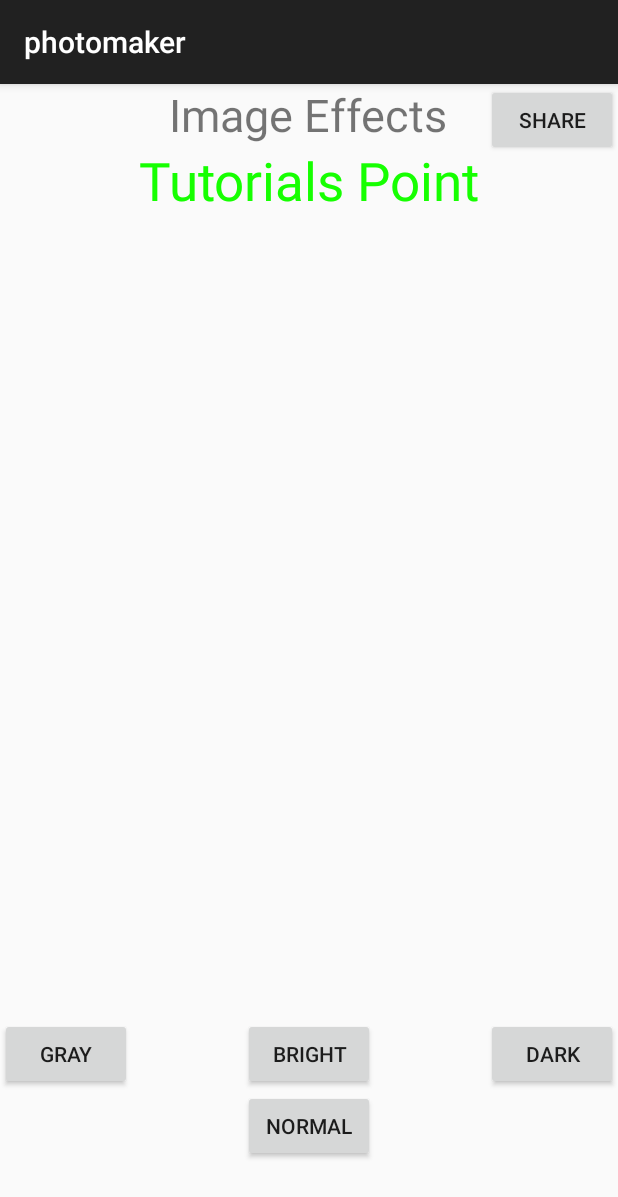
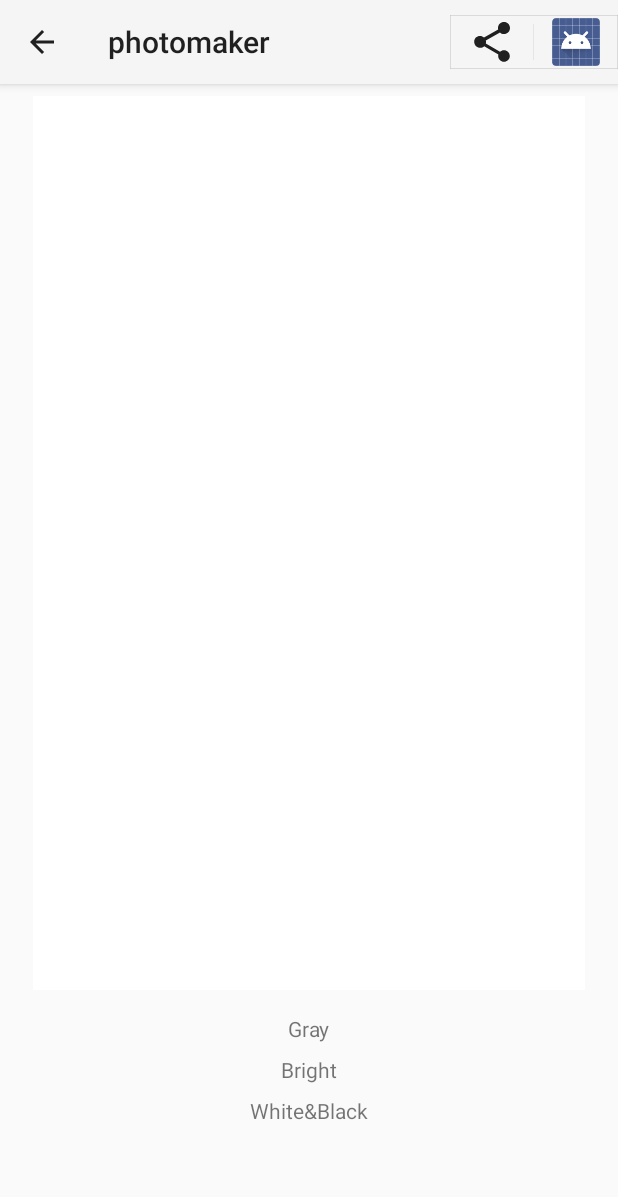
Before and after one commit to Igorpi25/photomaker, an Android app: the PhotoFiltersActivity screen opened directly, with no data from a screen before it, on a phone screen of 412 x 824 dp. Shown: the top 1197 px of the screen. Run offline under Robolectric (Android 15) with nearby library versions, the phone set to English and light mode, and no system bars; 1 statement that could not run was skipped.

Commit message:
Add simple static recycler view with TextView, instead of Buttons

```diff
--- a/app/build.gradle
+++ b/app/build.gradle
@@ -25,4 +25,5 @@
     testImplementation 'junit:junit:4.12'
     androidTestImplementation 'com.android.support.test:runner:1.0.2'
     androidTestImplementation 'com.android.support.test.espresso:espresso-core:3.0.2'
+    implementation 'com.android.support:recyclerview-v7:27.1.1'
 }
--- a/app/src/main/java/com/ivanov/tech/photomaker/MainActivity.java
+++ b/app/src/main/java/com/ivanov/tech/photomaker/MainActivity.java
@@ -65,6 +65,9 @@
     @Override
     protected void onCreate(Bundle savedInstanceState) {
         super.onCreate(savedInstanceState);
+
+
+
         requestWindowFeature(Window.FEATURE_NO_TITLE);
         getWindow().setFlags(WindowManager.LayoutParams.FLAG_FULLSCREEN,
                 WindowManager.LayoutParams.FLAG_FULLSCREEN);
--- a/app/src/main/java/com/ivanov/tech/photomaker/PhotoFiltersActivity.java
+++ b/app/src/main/java/com/ivanov/tech/photomaker/PhotoFiltersActivity.java
@@ -8,7 +8,10 @@
 import android.os.Environment;
 import android.os.ParcelFileDescriptor;
 import android.provider.MediaStore;
+import android.support.annotation.NonNull;
 import android.support.v4.content.FileProvider;
+import android.support.v4.view.MenuItemCompat;
+import android.support.v7.app.ActionBar;
 import android.support.v7.app.AppCompatActivity;
 import android.os.Bundle;
 
@@ -17,10 +20,19 @@
 import android.graphics.Color;
 import android.graphics.drawable.BitmapDrawable;
 import android.os.Bundle;
+import android.support.v7.widget.LinearLayoutManager;
+import android.support.v7.widget.RecyclerView;
+import android.support.v7.widget.ShareActionProvider;
+import android.support.v7.widget.Toolbar;
 import android.util.Log;
+import android.view.LayoutInflater;
+import android.view.Menu;
+import android.view.MenuItem;
 import android.view.View;
+import android.view.ViewGroup;
 import android.widget.Button;
 import android.widget.ImageView;
+import android.widget.TextView;
 
 import java.io.File;
 import java.io.FileDescriptor;
@@ -30,6 +42,8 @@
 import java.io.OutputStream;
 
 public class PhotoFiltersActivity extends AppCompatActivity {
+
+    private ShareActionProvider mShareActionProvider;
 
     Button b1, b2, b3;
     ImageView im;
@@ -42,19 +56,42 @@
 
     final int reqWidth=300,reqHeight=300;
 
+    private RecyclerView mRecyclerView;
+    private RecyclerView.Adapter mAdapter;
+    private RecyclerView.LayoutManager mLayoutManager;
+
+    String[] myDataset={"Gray","Bright","White&Black"};
+
     @Override
     protected void onCreate(Bundle savedInstanceState) {
         super.onCreate(savedInstanceState);
         setContentView(R.layout.activity_photo_filters);
 
-        b1 = (Button) findViewById(R.id.button);
-        b2 = (Button) findViewById(R.id.button2);
-        b3 = (Button) findViewById(R.id.button3);
-        im = (ImageView) findViewById(R.id.imageView);
+        Toolbar myToolbar = (Toolbar) findViewById(R.id.my_toolbar);
+        setSupportActionBar(myToolbar);
+
+        // Get a support ActionBar corresponding to this toolbar
+        ActionBar ab = getSupportActionBar();
+
+        // Enable the Up button
+        ab.setDisplayHomeAsUpEnabled(true);
 
         Intent intent = getIntent();
         String action = intent.getAction();
         String type = intent.getType();
+
+        File tempFilePath = Environment
+                .getExternalStoragePublicDirectory(Environment.DIRECTORY_PICTURES);
+        photoFile = new File(tempFilePath, TEMP_FILE_NAME);
+
+        im = (ImageView) findViewById(R.id.imageView);
+
+        mRecyclerView = (RecyclerView) findViewById(R.id.recyclerView);
+        mRecyclerView.setHasFixedSize(true);
+        mLayoutManager = new LinearLayoutManager(this);
+        mRecyclerView.setLayoutManager(mLayoutManager);
+        mAdapter = new RecyclerViewAdapter(myDataset);
+        mRecyclerView.setAdapter(mAdapter);
 
         if (Intent.ACTION_SEND.equals(action) && type != null) {
             if (type.startsWith("image/")) {
@@ -66,9 +103,57 @@
             }
         }
 
-
     }
 
+
+
+    @Override
+    public boolean onCreateOptionsMenu(Menu menu) {
+        // Inflate menu resource file.
+        getMenuInflater().inflate(R.menu.menu_photo_filters_activity, menu);
+
+        // Locate MenuItem with ShareActionProvider
+        MenuItem item = menu.findItem(R.id.menu_item_share);
+
+        // Fetch and store ShareActionProvider
+        ShareActionProvider myShareActionProvider =
+                (ShareActionProvider) MenuItemCompat.getActionProvider(item);
+
+        Uri contentUri = FileProvider.getUriForFile(this, "com.ivanov.tech.photomaker.fileprovider", photoFile);
+
+        Intent shareIntent = new Intent();
+        shareIntent.setAction(Intent.ACTION_SEND);
+        shareIntent.addFlags(Intent.FLAG_GRANT_READ_URI_PERMISSION); // temp permission for receiving app to read this file
+        shareIntent.setDataAndType(contentUri, "image/");
+        shareIntent.putExtra(Intent.EXTRA_STREAM, contentUri);
+
+        myShareActionProvider.setShareIntent(shareIntent);
+
+        // Return true to display menu
+        return true;
+    }
+
+    @Override
+    public boolean onOptionsItemSelected(MenuItem item) {
+        switch (item.getItemId()) {
+            case R.id.menu_item_share:
+                // User chose the "Settings" item, show the app settings UI...
+                return true;
+
+            default:
+                // If we got here, the user's action was not recognized.
+                // Invoke the superclass to handle it.
+                return super.onOptionsItemSelected(item);
+
+        }
+    }
+
+    // Call to update the share intent
+    private void setShareIntent(Intent shareIntent) {
+        if (mShareActionProvider != null) {
+            mShareActionProvider.setShareIntent(shareIntent);
+        }
+    }
     public void share(View view) {
         Log.d("Igor log","share begin");
 
@@ -82,6 +167,7 @@
             shareIntent.addFlags(Intent.FLAG_GRANT_READ_URI_PERMISSION); // temp permission for receiving app to read this file
             shareIntent.setDataAndType(contentUri, getContentResolver().getType(contentUri));
             shareIntent.putExtra(Intent.EXTRA_STREAM, contentUri);
+
             startActivity(Intent.createChooser(shareIntent, "Choose an app"));
         }
 
@@ -193,9 +279,7 @@
     public boolean saveImageToExternalStorage(Bitmap image) {
 
         try {
-            File tempFilePath = Environment
-                    .getExternalStoragePublicDirectory(Environment.DIRECTORY_PICTURES);
-            photoFile = new File(tempFilePath, TEMP_FILE_NAME);
+
 
             OutputStream fOut = null;
             photoFile.createNewFile();
@@ -256,4 +340,5 @@
         return BitmapFactory.decodeFileDescriptor(descr, null, options);
     }
 
+
 }
--- /dev/null
+++ b/app/src/main/java/com/ivanov/tech/photomaker/RecyclerViewAdapter.java
@@ -0,0 +1,58 @@
+package com.ivanov.tech.photomaker;
+
+import android.support.v7.widget.RecyclerView;
+import android.view.LayoutInflater;
+import android.view.View;
+import android.view.ViewGroup;
+import android.widget.TextView;
+
+public class RecyclerViewAdapter extends RecyclerView.Adapter<RecyclerViewAdapter.MyViewHolder> {
+    private String[] mDataset;
+
+    // Provide a reference to the views for each data item
+    // Complex data items may need more than one view per item, and
+    // you provide access to all the views for a data item in a view holder
+    public static class MyViewHolder extends RecyclerView.ViewHolder {
+        // each data item is just a string in this case
+        public TextView mTextView;
+        public View layoutView;
+        public MyViewHolder(View v) {
+            super(v);
+            layoutView = v;
+            mTextView=layoutView.findViewById(R.id.textView);
+        }
+    }
+
+    // Provide a suitable constructor (depends on the kind of dataset)
+    public RecyclerViewAdapter(String[] myDataset) {
+        mDataset = myDataset;
+    }
+
+    // Create new views (invoked by the layout manager)
+    @Override
+    public RecyclerViewAdapter.MyViewHolder onCreateViewHolder(ViewGroup parent,
+                                                     int viewType) {
+        // create a new view
+        View v = LayoutInflater.from(parent.getContext())
+                .inflate(R.layout.recyclerview_item, parent, false);
+
+        MyViewHolder vh = new MyViewHolder(v);
+        return vh;
+    }
+
+    // Replace the contents of a view (invoked by the layout manager)
+    @Override
+    public void onBindViewHolder(MyViewHolder holder, int position) {
+        // - get element from your dataset at this position
+        // - replace the contents of the view with that element
+
+        holder.mTextView.setText(mDataset[position]);
+
+    }
+
+    // Return the size of your dataset (invoked by the layout manager)
+    @Override
+    public int getItemCount() {
+        return mDataset.length;
+    }
+}
--- a/app/src/main/res/layout/activity_photo_filters.xml
+++ b/app/src/main/res/layout/activity_photo_filters.xml
@@ -1,84 +1,48 @@
 <?xml version="1.0" encoding="utf-8"?>
-<RelativeLayout xmlns:android="http://schemas.android.com/apk/res/android"
+<android.support.constraint.ConstraintLayout xmlns:android="http://schemas.android.com/apk/res/android"
     xmlns:app="http://schemas.android.com/apk/res-auto"
     xmlns:tools="http://schemas.android.com/tools"
     android:layout_width="match_parent"
     android:layout_height="match_parent"
     tools:context=".MainActivity">
 
-    <TextView
-        android:layout_width="wrap_content"
-        android:layout_height="wrap_content"
-        android:id="@+id/textView"
-        android:layout_alignParentTop="true"
-        android:layout_centerHorizontal="true"
-        android:textSize="30dp"
-        android:text="Image Effects" />
+    <android.support.v7.widget.Toolbar
+        android:id="@+id/my_toolbar"
+        android:layout_width="match_parent"
+        android:layout_height="?attr/actionBarSize"
+        android:background="?attr/colorPrimary"
+        android:elevation="4dp"
+        android:theme="@style/ThemeOverlay.AppCompat.ActionBar"
+        app:popupTheme="@style/ThemeOverlay.AppCompat.Light" />
 
-    <TextView
-        android:layout_width="wrap_content"
-        android:layout_height="wrap_content"
-        android:text="Tutorials Point"
-        android:id="@+id/textView2"
-        android:layout_below="@+id/textView"
-        android:layout_centerHorizontal="true"
-        android:textSize="35dp"
-        android:textColor="#ff16ff01" />
 
     <ImageView
         android:id="@+id/imageView"
-        android:layout_width="wrap_content"
-        android:layout_height="wrap_content"
-        android:layout_below="@+id/textView2"
-        android:layout_centerHorizontal="true"/>
+        android:layout_width="368dp"
+        android:layout_height="0dp"
+        android:layout_marginBottom="8dp"
+        android:layout_marginEnd="8dp"
+        android:layout_marginLeft="8dp"
+        android:layout_marginRight="8dp"
+        android:layout_marginStart="8dp"
+        android:layout_marginTop="8dp"
+        app:layout_constraintBottom_toTopOf="@+id/recyclerView"
+        app:layout_constraintEnd_toEndOf="parent"
+        app:layout_constraintStart_toStartOf="parent"
+        app:layout_constraintTop_toBottomOf="@+id/my_toolbar"
+        app:srcCompat="@android:color/background_light" />
 
-    <Button
-        android:layout_width="wrap_content"
-        android:layout_height="wrap_content"
-        android:text="Gray"
-        android:onClick="gray"
-        android:id="@+id/button"
-        android:layout_alignParentBottom="true"
-        android:layout_alignParentLeft="true"
-        android:layout_alignParentStart="true"
-        android:layout_marginBottom="97dp" />
-
-    <Button
-        android:layout_width="wrap_content"
-        android:layout_height="wrap_content"
-        android:text="dark"
-        android:onClick="whiteAndBlack"
-        android:id="@+id/button2"
-        android:layout_alignBottom="@+id/button"
-        android:layout_alignParentRight="true"
-        android:layout_alignParentEnd="true" />
-
-    <Button
-        android:layout_width="wrap_content"
-        android:layout_height="wrap_content"
-        android:text="Bright"
-        android:onClick="bright"
-        android:id="@+id/button3"
-        android:layout_alignTop="@+id/button2"
-        android:layout_centerHorizontal="true" />
-
-    <Button
-        android:id="@+id/button_share"
-        android:layout_width="wrap_content"
-        android:layout_height="wrap_content"
-        android:layout_alignParentEnd="true"
-        android:layout_alignParentTop="true"
-        android:onClick="share"
-        android:text="Share" />
-
-    <Button
-        android:id="@+id/button7"
-        android:layout_width="wrap_content"
-        android:layout_height="wrap_content"
-        android:layout_below="@+id/button"
-        android:layout_centerHorizontal="true"
-        android:layout_marginTop="-97dp"
-        android:onClick="normal"
-        android:text="normal" />
-
-</RelativeLayout>
+    <android.support.v7.widget.RecyclerView
+        android:id="@+id/recyclerView"
+        android:layout_width="0dp"
+        android:layout_height="148dp"
+        android:layout_marginBottom="8dp"
+        android:layout_marginEnd="8dp"
+        android:layout_marginLeft="8dp"
+        android:layout_marginRight="8dp"
+        android:layout_marginStart="8dp"
+        app:layout_constraintBottom_toBottomOf="parent"
+        app:layout_constraintEnd_toEndOf="parent"
+        app:layout_constraintHorizontal_bias="0.0"
+        app:layout_constraintStart_toStartOf="parent" />
+</android.support.constraint.ConstraintLayout>
--- /dev/null
+++ b/app/src/main/res/layout/recyclerview_item.xml
@@ -0,0 +1,19 @@
+<?xml version="1.0" encoding="utf-8"?>
+<android.support.constraint.ConstraintLayout xmlns:android="http://schemas.android.com/apk/res/android"
+    xmlns:app="http://schemas.android.com/apk/res-auto"
+    xmlns:tools="http://schemas.android.com/tools"
+    android:layout_width="match_parent"
+    android:layout_height="wrap_content">
+
+    <TextView
+        android:id="@+id/textView"
+        android:layout_width="wrap_content"
+        android:layout_height="wrap_content"
+        android:layout_marginTop="8dp"
+        android:text="TextView"
+        app:layout_constraintEnd_toEndOf="parent"
+        app:layout_constraintHorizontal_bias="0.5"
+        app:layout_constraintStart_toStartOf="parent"
+        app:layout_constraintTop_toTopOf="parent"
+        tools:text="@android:string/emptyPhoneNumber" />
+</android.support.constraint.ConstraintLayout>
--- /dev/null
+++ b/app/src/main/res/menu/menu_photo_filters_activity.xml
@@ -0,0 +1,9 @@
+<menu xmlns:app="http://schemas.android.com/apk/res-auto"
+    xmlns:android="http://schemas.android.com/apk/res/android">
+    <item
+        android:id="@+id/menu_item_share"
+        android:title="Share"
+        app:showAsAction="always"
+        app:actionProviderClass="android.support.v7.widget.ShareActionProvider"/>
+
+</menu>
--- a/app/src/main/res/values/styles.xml
+++ b/app/src/main/res/values/styles.xml
@@ -1,11 +1,11 @@
 <resources>
 
     <!-- Base application theme. -->
-    <style name="AppTheme" parent="Theme.AppCompat.Light.DarkActionBar">
-        <!-- Customize your theme here. -->
+    <style name="AppTheme" parent="Theme.AppCompat.Light.NoActionBar">
+        <!-- Customize your theme here.
         <item name="colorPrimary">@color/colorPrimary</item>
         <item name="colorPrimaryDark">@color/colorPrimaryDark</item>
-        <item name="colorAccent">@color/colorAccent</item>
+        <item name="colorAccent">@color/colorAccent</item>-->
     </style>
 
 </resources>
```
Also changed, not shown: app/src/main/AndroidManifest.xml (+13 -5 lines).
